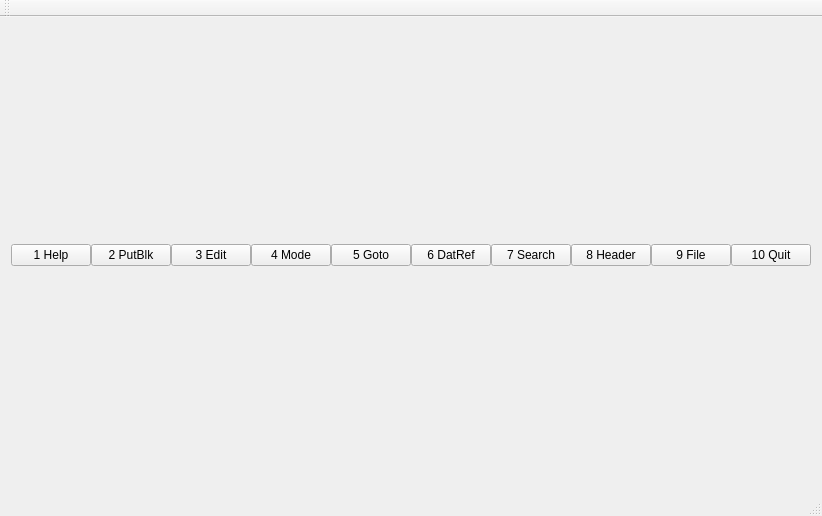
Above: mainwindow.ui from azlan/xiew before the change. Below: the same form after it.
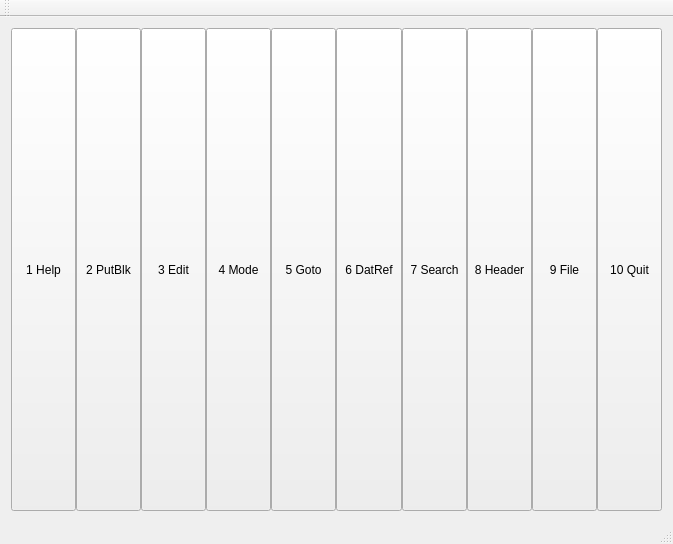
That is the form after the change.

Commit message: More key movement adjustment

```diff
--- a/mainwindow.ui
+++ b/mainwindow.ui
@@ -6,8 +6,8 @@
    <rect>
     <x>0</x>
     <y>0</y>
-    <width>770</width>
-    <height>516</height>
+    <width>673</width>
+    <height>544</height>
    </rect>
   </property>
   <property name="windowTitle">
@@ -23,131 +23,194 @@
       <property name="spacing">
        <number>0</number>
       </property>
+      <property name="sizeConstraint">
+       <enum>QLayout::SetMinimumSize</enum>
+      </property>
       <item>
-       <widget class="QPushButton" name="pushButtonF1">
+       <widget class="QToolButton" name="toolButtonF1">
         <property name="sizePolicy">
-         <sizepolicy hsizetype="Expanding" vsizetype="Fixed">
+         <sizepolicy hsizetype="MinimumExpanding" vsizetype="Minimum">
           <horstretch>0</horstretch>
           <verstretch>0</verstretch>
          </sizepolicy>
         </property>
+        <property name="minimumSize">
+         <size>
+          <width>16</width>
+          <height>0</height>
+         </size>
+        </property>
         <property name="text">
          <string>1 Help</string>
         </property>
        </widget>
       </item>
       <item>
-       <widget class="QPushButton" name="pushButtonF2">
+       <widget class="QToolButton" name="toolButtonF2">
         <property name="sizePolicy">
-         <sizepolicy hsizetype="Expanding" vsizetype="Fixed">
+         <sizepolicy hsizetype="MinimumExpanding" vsizetype="Minimum">
           <horstretch>0</horstretch>
           <verstretch>0</verstretch>
          </sizepolicy>
         </property>
+        <property name="minimumSize">
+         <size>
+          <width>16</width>
+          <height>0</height>
+         </size>
+        </property>
         <property name="text">
          <string>2 PutBlk</string>
         </property>
        </widget>
       </item>
       <item>
-       <widget class="QPushButton" name="pushButtonF3">
+       <widget class="QToolButton" name="toolButtonF3">
         <property name="sizePolicy">
-         <sizepolicy hsizetype="Expanding" vsizetype="Fixed">
+         <sizepolicy hsizetype="MinimumExpanding" vsizetype="Minimum">
           <horstretch>0</horstretch>
           <verstretch>0</verstretch>
          </sizepolicy>
         </property>
+        <property name="minimumSize">
+         <size>
+          <width>16</width>
+          <height>0</height>
+         </size>
+        </property>
         <property name="text">
          <string>3 Edit</string>
         </property>
        </widget>
       </item>
       <item>
-       <widget class="QPushButton" name="pushButtonF4">
+       <widget class="QToolButton" name="toolButtonF4">
         <property name="sizePolicy">
-         <sizepolicy hsizetype="Expanding" vsizetype="Fixed">
+         <sizepolicy hsizetype="MinimumExpanding" vsizetype="Minimum">
           <horstretch>0</horstretch>
           <verstretch>0</verstretch>
          </sizepolicy>
         </property>
+        <property name="minimumSize">
+         <size>
+          <width>16</width>
+          <height>0</height>
+         </size>
+        </property>
         <property name="text">
          <string>4 Mode</string>
         </property>
        </widget>
       </item>
       <item>
-       <widget class="QPushButton" name="pushButtonF5">
+       <widget class="QToolButton" name="toolButtonF5">
         <property name="sizePolicy">
-         <sizepolicy hsizetype="Expanding" vsizetype="Fixed">
+         <sizepolicy hsizetype="MinimumExpanding" vsizetype="Minimum">
           <horstretch>0</horstretch>
           <verstretch>0</verstretch>
          </sizepolicy>
         </property>
+        <property name="minimumSize">
+         <size>
+          <width>16</width>
+          <height>0</height>
+         </size>
+        </property>
         <property name="text">
          <string>5 Goto</string>
         </property>
        </widget>
       </item>
       <item>
-       <widget class="QPushButton" name="pushButtonF6">
+       <widget class="QToolButton" name="toolButtonF6">
         <property name="sizePolicy">
-         <sizepolicy hsizetype="Expanding" vsizetype="Fixed">
+         <sizepolicy hsizetype="MinimumExpanding" vsizetype="Minimum">
           <horstretch>0</horstretch>
           <verstretch>0</verstretch>
          </sizepolicy>
         </property>
+        <property name="minimumSize">
+         <size>
+          <width>16</width>
+          <height>0</height>
+         </size>
+        </property>
         <property name="text">
          <string>6 DatRef</string>
         </property>
        </widget>
       </item>
       <item>
-       <widget class="QPushButton" name="pushButtonF7">
+       <widget class="QToolButton" name="toolButtonF7">
         <property name="sizePolicy">
-         <sizepolicy hsizetype="Expanding" vsizetype="Fixed">
+         <sizepolicy hsizetype="MinimumExpanding" vsizetype="Minimum">
           <horstretch>0</horstretch>
           <verstretch>0</verstretch>
          </sizepolicy>
         </property>
+        <property name="minimumSize">
+         <size>
+          <width>16</width>
+          <height>0</height>
+         </size>
+        </property>
         <property name="text">
          <string>7 Search</string>
         </property>
        </widget>
       </item>
       <item>
-       <widget class="QPushButton" name="pushButtonF8">
+       <widget class="QToolButton" name="toolButtonF8">
         <property name="sizePolicy">
-         <sizepolicy hsizetype="Expanding" vsizetype="Fixed">
+         <sizepolicy hsizetype="MinimumExpanding" vsizetype="Minimum">
           <horstretch>0</horstretch>
           <verstretch>0</verstretch>
          </sizepolicy>
         </property>
+        <property name="minimumSize">
+         <size>
+          <width>16</width>
+          <height>0</height>
+         </size>
+        </property>
         <property name="text">
          <string>8 Header</string>
         </property>
        </widget>
       </item>
       <item>
-       <widget class="QPushButton" name="pushButtonF9">
+       <widget class="QToolButton" name="toolButtonF9">
         <property name="sizePolicy">
-         <sizepolicy hsizetype="Expanding" vsizetype="Fixed">
+         <sizepolicy hsizetype="MinimumExpanding" vsizetype="Minimum">
           <horstretch>0</horstretch>
           <verstretch>0</verstretch>
          </sizepolicy>
         </property>
+        <property name="minimumSize">
+         <size>
+          <width>16</width>
+          <height>0</height>
+         </size>
+        </property>
         <property name="text">
          <string>9 File</string>
         </property>
        </widget>
       </item>
       <item>
-       <widget class="QPushButton" name="pushButtonF10">
+       <widget class="QToolButton" name="toolButtonF10">
         <property name="sizePolicy">
-         <sizepolicy hsizetype="Expanding" vsizetype="Fixed">
+         <sizepolicy hsizetype="MinimumExpanding" vsizetype="Minimum">
           <horstretch>0</horstretch>
           <verstretch>0</verstretch>
          </sizepolicy>
         </property>
+        <property name="minimumSize">
+         <size>
+          <width>16</width>
+          <height>0</height>
+         </size>
+        </property>
         <property name="text">
          <string>10 Quit</string>
         </property>
@@ -175,7 +238,11 @@
     <bool>false</bool>
    </attribute>
   </widget>
-  <widget class="QStatusBar" name="statusBar"/>
+  <widget class="QStatusBar" name="statusBar">
+   <property name="enabled">
+    <bool>false</bool>
+   </property>
+  </widget>
  </widget>
  <layoutdefault spacing="6" margin="11"/>
  <tabstops>
```
Left out of the diff: 22 changed lines with no effect on the pictures. The commit also changes 2 other files.
